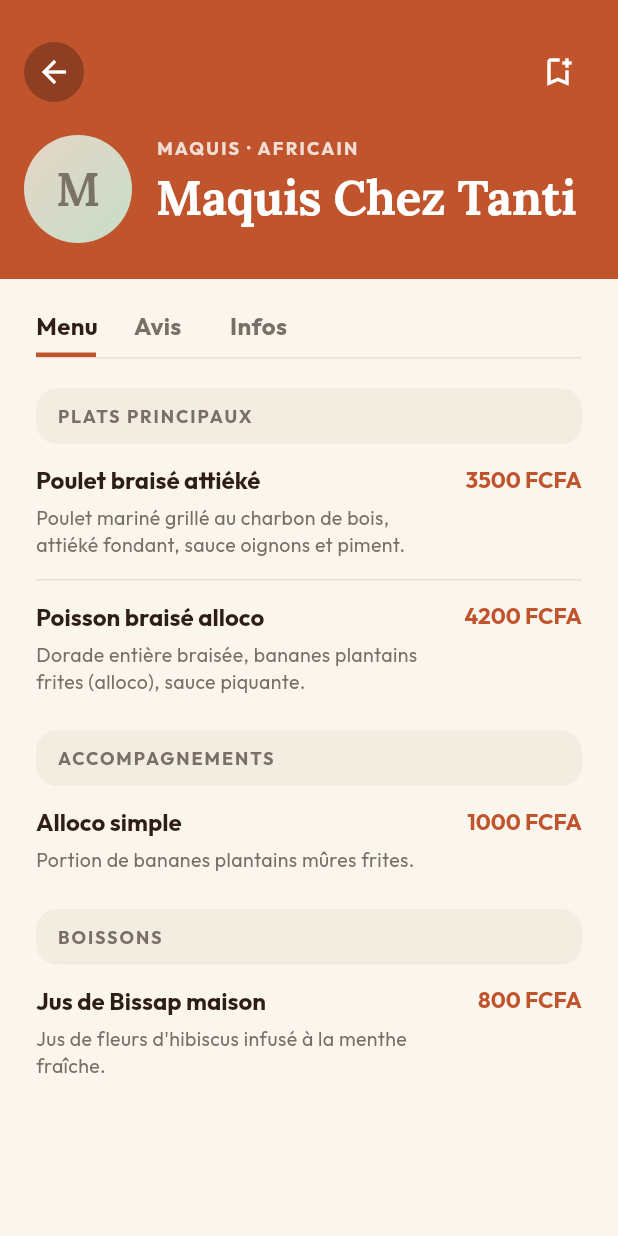
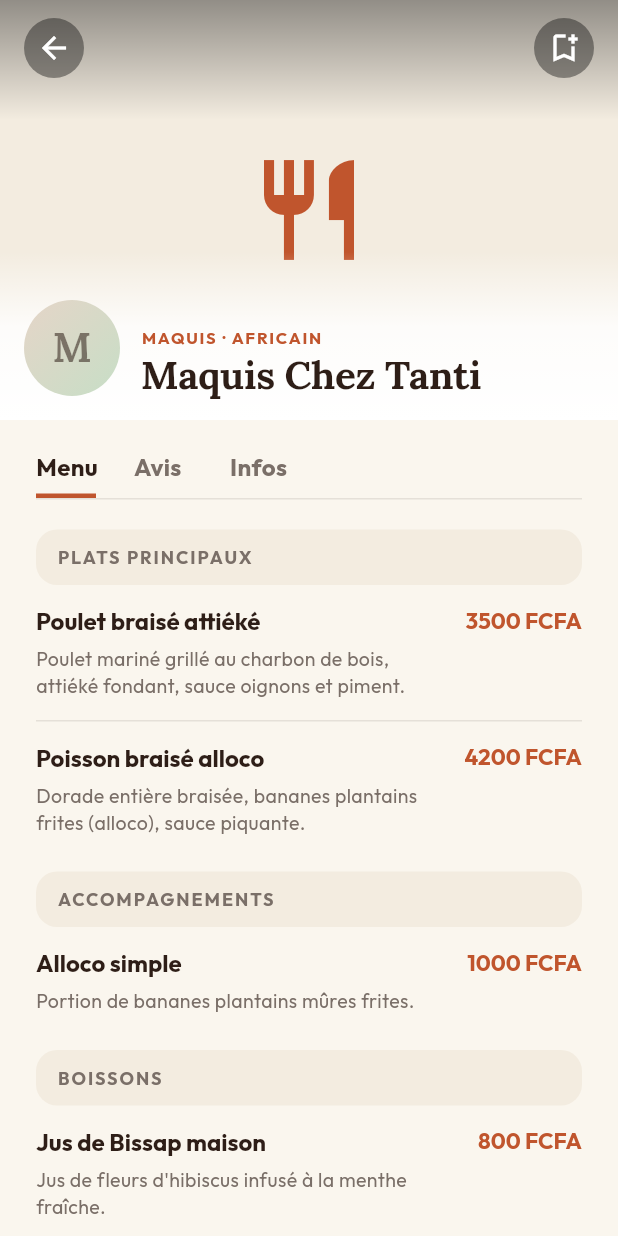
Before and after one commit to hermine-amz/trueats, a Flutter app: the RestaurantDetailsScreen screen opened directly with sample values from the repository, on a phone screen of 412 x 824 dp. Run offline on Flutter 3.47's test engine with Material 3 defaults, Android fonts, the light colour scheme and no system bars; our stand-ins replace file_picker, google_fonts, image_picker, qr_flutter, shared_preferences; missing offline and left inert: dart:html, mobile_scanner; accounts and stored records are empty; network calls fail.

Commit message:
style(restaurant): refactor details screen to make header fixed with full image background and semi-transparent white bottom overlay

```diff
--- a/lib/features/restaurant/restaurant_details_screen.dart
+++ b/lib/features/restaurant/restaurant_details_screen.dart
@@ -183,11 +183,141 @@ class _RestaurantDetailsScreenState extends State<RestaurantDetailsScreen> {
     );
   }
 
+  Widget _buildHeader() {
+    final textTheme = Theme.of(context).textTheme;
+    final hasPhoto = _restaurant.photoUrl != null && _restaurant.photoUrl!.trim().isNotEmpty;
+
+    return Stack(
+      children: [
+        // Background photo or default colored background
+        Container(
+          width: double.infinity,
+          height: 280,
+          color: AppColors.cremeFonce,
+          child: hasPhoto
+              ? ImageUrlHelper.buildImage(
+                  _restaurant.photoUrl,
+                  fit: BoxFit.cover,
+                  placeholder: const Center(child: CircularProgressIndicator()),
+                )
+              : const Center(
+                  child: Icon(
+                    Icons.restaurant_outlined,
+                    size: 80,
+                    color: AppColors.terracotta,
+                  ),
+                ),
+        ),
+        // Dark top overlay for back/bookmark button visibility
+        Positioned(
+          top: 0,
+          left: 0,
+          right: 0,
+          height: 80,
+          child: Container(
+            decoration: BoxDecoration(
+              gradient: LinearGradient(
+                begin: Alignment.topCenter,
+                end: Alignment.bottomCenter,
+                colors: [
+                  Colors.black.withValues(alpha: 0.4),
+                  Colors.transparent,
+                ],
+              ),
+            ),
+          ),
+        ),
+        // Back and Bookmark Buttons
+        Positioned(
+          top: MediaQuery.of(context).padding.top + 12,
+          left: 16,
+          right: 16,
+          child: Row(
+            mainAxisAlignment: MainAxisAlignment.spaceBetween,
+            children: [
+              CircleAvatar(
+                backgroundColor: Colors.black38,
+                child: IconButton(
+                  icon: const Icon(Icons.arrow_back, color: Colors.white),
+                  onPressed: () => Navigator.of(context).pop(),
+                ),
+              ),
+              CircleAvatar(
+                backgroundColor: Colors.black38,
+                child: IconButton(
+                  icon: const Icon(Icons.bookmark_add_outlined, color: Colors.white),
+                  onPressed: _showAddToExploreDialog,
+                ),
+              ),
+            ],
+          ),
+        ),
+        // Bottom details overlay: transparent/slightly white transparent
+        Positioned(
+          bottom: 0,
+          left: 0,
+          right: 0,
+          child: Container(
+            padding: const EdgeInsets.fromLTRB(16, 32, 16, 16),
+            decoration: BoxDecoration(
+              gradient: LinearGradient(
+                begin: Alignment.topCenter,
+                end: Alignment.bottomCenter,
+                colors: [
+                  Colors.white.withValues(alpha: 0.0),
+                  Colors.white.withValues(alpha: 0.85),
+                  Colors.white,
+                ],
+                stops: const [0.0, 0.45, 1.0],
+              ),
+            ),
+            child: Row(
+              crossAxisAlignment: CrossAxisAlignment.end,
+              children: [
+                RestaurantLogo(
+                  logoUrl: _restaurant.logoUrl,
+                  restaurantName: _restaurant.nom,
+                  size: 64,
+                  isCircular: true,
+                ),
+                const SizedBox(width: 14),
+                Expanded(
+                  child: Column(
+                    crossAxisAlignment: CrossAxisAlignment.start,
+                    mainAxisSize: MainAxisSize.min,
+                    children: [
+                      Text(
+                        '${_restaurant.categorie.toUpperCase()} · ${_restaurant.typeCuisine.toUpperCase()}',
+                        style: textTheme.labelLarge?.copyWith(
+                          color: AppColors.terracotta,
+                          fontSize: 11,
+                          fontWeight: FontWeight.bold,
+                          letterSpacing: 1.2,
+                        ),
+                      ),
+                      const SizedBox(height: 2),
+                      Text(
+                        _restaurant.nom,
+                        style: textTheme.displayLarge?.copyWith(
+                          color: AppColors.marronFonce,
+                          fontSize: 26,
+                        ),
+                      ),
+                    ],
+                  ),
+                ),
+              ],
+            ),
+          ),
+        ),
+      ],
+    );
+  }
+
   @override
   Widget build(BuildContext context) {
-    final textTheme = Theme.of(context).textTheme;
-
     return Scaffold(
+      backgroundColor: AppColors.creme,
       body: SafeArea(
         top: false,
         bottom: true,
@@ -195,108 +325,13 @@ class _RestaurantDetailsScreenState extends State<RestaurantDetailsScreen> {
           alignment: Alignment.topCenter,
           child: ConstrainedBox(
             constraints: const BoxConstraints(maxWidth: 600),
-            child: SingleChildScrollView(
             child: Column(
               crossAxisAlignment: CrossAxisAlignment.start,
               children: [
-                  Container(
-                    width: double.infinity,
-                    color: AppColors.terracotta,
-                    child: Column(
-                      crossAxisAlignment: CrossAxisAlignment.start,
-                      children: [
-                        if (_restaurant.photoUrl != null &&
-                            _restaurant.photoUrl!.trim().isNotEmpty)
-                          AspectRatio(
-                            aspectRatio: 16 / 9,
-                            child: ImageUrlHelper.buildImage(
-                              _restaurant.photoUrl,
-                              fit: BoxFit.cover,
-                              placeholder: const SizedBox.shrink(),
-                            ),
-                          ),
+                _buildHeader(),
                 Padding(
-                          padding: const EdgeInsets.fromLTRB(16, 24, 16, 24),
-                          child: Column(
-                            crossAxisAlignment: CrossAxisAlignment.start,
-                            children: [
-                              Row(
-                                mainAxisAlignment:
-                                    MainAxisAlignment.spaceBetween,
-                                children: [
-                                  CircleAvatar(
-                                    backgroundColor: Colors.black26,
-                                    child: IconButton(
-                                      icon: const Icon(
-                                        Icons.arrow_back,
-                                        color: Colors.white,
-                                      ),
-                                      onPressed: () =>
-                                          Navigator.of(context).pop(),
-                                    ),
-                                  ),
-                                  IconButton(
-                                    icon: const Icon(
-                                      Icons.bookmark_add_outlined,
-                                      color: Colors.white,
-                                    ),
-                                    onPressed: _showAddToExploreDialog,
-                                  ),
-                                ],
-                              ),
-                              const SizedBox(height: 18),
-                              Row(
-                                crossAxisAlignment: CrossAxisAlignment.start,
-                                children: [
-                                  RestaurantLogo(
-                                    logoUrl: _restaurant.logoUrl,
-                                    restaurantName: _restaurant.nom,
-                                    size: 72,
-                                    isCircular: true,
-                                  ),
-                                  const SizedBox(width: 16),
-                                  Expanded(
-                                    child: Column(
-                                      crossAxisAlignment:
-                                          CrossAxisAlignment.start,
-                                      children: [
-                                        Text(
-                                          '${_restaurant.categorie.toUpperCase()} · ${_restaurant.typeCuisine.toUpperCase()}',
-                                          style: textTheme.labelLarge?.copyWith(
-                                            color: Colors.white.withValues(
-                                              alpha: 0.8,
-                                            ),
-                                            fontSize: 12,
-                                            letterSpacing: 1.5,
-                                          ),
-                                        ),
-                                        const SizedBox(height: 6),
-                                        Text(
-                                          _restaurant.nom,
-                                          style: textTheme.displayLarge
-                                              ?.copyWith(
-                                            color: Colors.white,
-                                            fontSize: 32,
-                                          ),
-                                        ),
-                                      ],
-                                    ),
-                                  ),
-                                ],
-                              ),
-                            ],
-                          ),
-                        ),
-                      ],
-                    ),
-                  ),
-                  Padding(
-                    padding: const EdgeInsets.symmetric(horizontal: 24.0),
-                    child: Column(
-                      crossAxisAlignment: CrossAxisAlignment.start,
-                      children: [
-                        const SizedBox(height: 20),
-                        Row(
+                  padding: const EdgeInsets.fromLTRB(24, 20, 24, 0),
+                  child: Row(
                     children: [
                       _buildTabButton(0, 'Menu'),
                       const SizedBox(width: 24),
@@ -305,15 +340,18 @@ class _RestaurantDetailsScreenState extends State<RestaurantDetailsScreen> {
                       _buildTabButton(2, 'Infos'),
                     ],
                   ),
-                        const Divider(height: 1, color: AppColors.grisBordure),
-                        const SizedBox(height: 20),
-                        _buildTabContent(),
-                        const SizedBox(height: 40),
-                      ],
+                ),
+                const Padding(
+                  padding: EdgeInsets.symmetric(horizontal: 24.0),
+                  child: Divider(height: 1, color: AppColors.grisBordure),
+                ),
+                Expanded(
+                  child: SingleChildScrollView(
+                    padding: const EdgeInsets.symmetric(horizontal: 24.0, vertical: 20),
+                    child: _buildTabContent(),
                   ),
                 ),
               ],
-              ),
             ),
           ),
         ),
```
Lines whose indentation alone changed are shown as unchanged.
